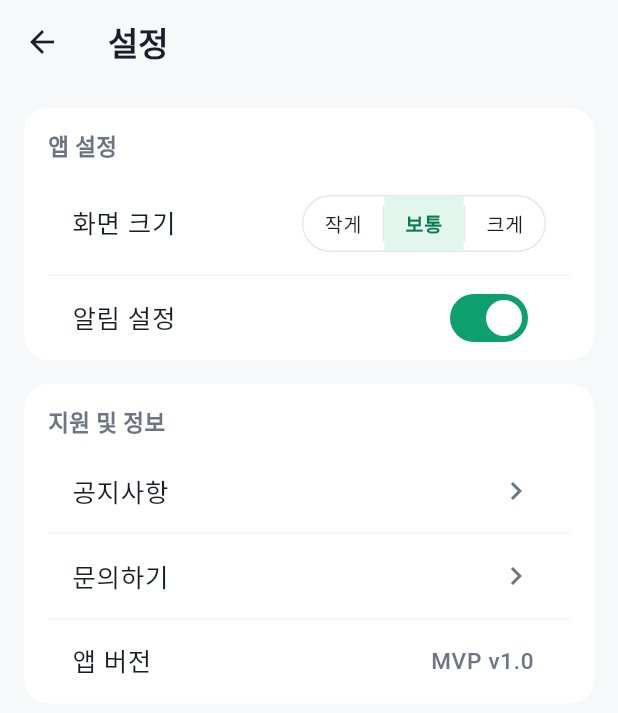
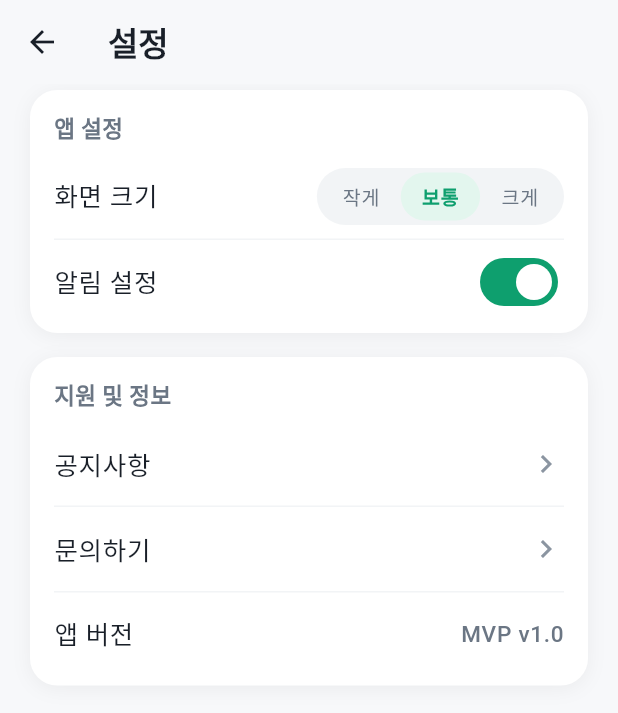
Before and after one commit to munho-kang/fall-detection, a Flutter app: the SettingsScreen screen opened directly, on a phone screen of 412 x 824 dp. Shown: the top 713 px of the screen. Run offline on Flutter 3.47's test engine with Material 3 defaults, Android fonts, the phone set to English and light mode, and no system bars; our stand-ins replace flutter_local_notifications, shared_preferences; accounts and stored records are empty; Roboto replaces fonts that are missing (Pretendard).

Commit message:
feat: 프로필·설정을 흰 카드 묶음·초록 세그먼트·경고 배너로
Co-Authored-By: Claude Fable 5 <noreply@anthropic.com>
Claude-Session: https://claude.ai/code/session_013iyQUwcvBYESCEApFPvZjQ

```diff
--- a/app/lib/screens/settings.dart
+++ b/app/lib/screens/settings.dart
@@ -4,6 +4,7 @@ import 'package:flutter/material.dart';
 
 import '../app_theme.dart';
 import '../local_store.dart';
+import '../widgets.dart';
 
 class SettingsScreen extends StatefulWidget {
   const SettingsScreen({super.key});
@@ -55,77 +56,56 @@ class _SettingsScreenState extends State<SettingsScreen> {
           icon: const Icon(Icons.arrow_back),
           onPressed: () => Navigator.of(context).maybePop(),
         ),
-        title: const Text('설정', style: TextStyle(fontSize: 22, fontWeight: FontWeight.w700)),
+        title: const Text('설정'),
       ),
       body: _loading
           ? const Center(child: CircularProgressIndicator())
           : ListView(
-              padding: const EdgeInsets.all(16),
+              padding: const EdgeInsets.fromLTRB(20, 4, 20, 24),
               children: [
                 _sectionCard(
                   heading: '앱 설정',
                   children: [
                     ListTile(
-                      title: const Text('화면 크기', style: TextStyle(fontSize: 17, fontWeight: FontWeight.w400)),
+                      contentPadding: EdgeInsets.zero,
+                      title: const Text('화면 크기', style: TextStyle(fontSize: 17)),
                       trailing: _textScaleSeg(),
-                      contentPadding: const EdgeInsets.symmetric(horizontal: 16, vertical: 6),
                     ),
-                    Divider(height: 1, color: Theme.of(context).colorScheme.outlineVariant),
+                    const Divider(),
                     SwitchListTile(
+                      contentPadding: EdgeInsets.zero,
                       value: _notificationsOn,
                       onChanged: _setNotificationsOn,
-                      title: const Text('알림 설정', style: TextStyle(fontSize: 17, fontWeight: FontWeight.w400)),
+                      title: const Text('알림 설정', style: TextStyle(fontSize: 17)),
                     ),
                   ],
                 ),
                 if (_showNotifWarning) ...[
                   const SizedBox(height: 16),
-                  Container(
-                    padding: const EdgeInsets.symmetric(horizontal: 12, vertical: 12),
-                    decoration: BoxDecoration(
-                      color: Theme.of(context).colorScheme.errorContainer,
-                      borderRadius: BorderRadius.circular(8),
-                    ),
-                    child: Row(
-                      children: [
-                        Icon(Icons.warning_amber, size: 18, color: Theme.of(context).colorScheme.onErrorContainer),
-                        const SizedBox(width: 8),
-                        Expanded(
-                          child: Text(
-                            '알림을 끄면 낙상 알림이 더이상 가지 않습니다.',
-                            style: TextStyle(
-                              fontSize: 12 * (_textScale.factor),
-                              color: Theme.of(context).colorScheme.onErrorContainer,
-                              letterSpacing: -0.01,
-                            ),
-                          ),
-                        ),
-                      ],
-                    ),
-                  ),
+                  const NoticeBanner(text: '알림을 끄면 낙상 알림이 더이상 가지 않습니다.'),
                 ],
                 const SizedBox(height: 16),
                 _sectionCard(
                   heading: '지원 및 정보',
                   children: [
                     ListTile(
-                      title: const Text('공지사항', style: TextStyle(fontSize: 17, fontWeight: FontWeight.w400)),
-                      trailing: Icon(Icons.chevron_right, color: Theme.of(context).colorScheme.onSurfaceVariant),
+                      contentPadding: EdgeInsets.zero,
+                      title: const Text('공지사항', style: TextStyle(fontSize: 17)),
+                      trailing: const Icon(Icons.chevron_right, color: AppColors.textMuted),
                       onTap: () => _snack('준비 중입니다'),
                     ),
-                    Divider(height: 1, color: Theme.of(context).colorScheme.outlineVariant),
+                    const Divider(),
                     ListTile(
-                      title: const Text('문의하기', style: TextStyle(fontSize: 17, fontWeight: FontWeight.w400)),
-                      trailing: Icon(Icons.chevron_right, color: Theme.of(context).colorScheme.onSurfaceVariant),
+                      contentPadding: EdgeInsets.zero,
+                      title: const Text('문의하기', style: TextStyle(fontSize: 17)),
+                      trailing: const Icon(Icons.chevron_right, color: AppColors.textMuted),
                       onTap: () => _snack('준비 중입니다'),
                     ),
-                    Divider(height: 1, color: Theme.of(context).colorScheme.outlineVariant),
-                    ListTile(
-                      title: const Text('앱 버전', style: TextStyle(fontSize: 17, fontWeight: FontWeight.w400)),
-                      trailing: Text(
-                        'MVP v1.0',
-                        style: TextStyle(fontSize: 15, color: Theme.of(context).colorScheme.onSurfaceVariant),
-                      ),
+                    const Divider(),
+                    const ListTile(
+                      contentPadding: EdgeInsets.zero,
+                      title: Text('앱 버전', style: TextStyle(fontSize: 17)),
+                      trailing: Text('MVP v1.0', style: TextStyle(fontSize: 15, color: AppColors.textSub)),
                     ),
                   ],
                 ),
@@ -134,77 +114,52 @@ class _SettingsScreenState extends State<SettingsScreen> {
     );
   }
 
+  // 작게 · 보통 · 크게 — 연회색 알약 안에서 선택 칸만 초록 틴트
   Widget _textScaleSeg() {
     return Container(
-      decoration: BoxDecoration(
-        border: Border.all(color: Theme.of(context).colorScheme.outline),
-        borderRadius: BorderRadius.circular(20),
-      ),
+      padding: const EdgeInsets.all(3),
+      decoration: BoxDecoration(color: AppColors.hairline, borderRadius: BorderRadius.circular(999)),
       child: Row(
         mainAxisSize: MainAxisSize.min,
         children: [
-          for (int i = 0; i < TextScale.values.length; i++) ...[
+          for (final s in TextScale.values)
             InkWell(
-              onTap: () => _setTextScale(TextScale.values[i]),
+              onTap: () => _setTextScale(s),
+              borderRadius: BorderRadius.circular(999),
               child: Container(
+                height: 32,
                 padding: const EdgeInsets.symmetric(horizontal: 14),
-                height: 36,
                 alignment: Alignment.center,
-                decoration: _textScale == TextScale.values[i]
-                    ? BoxDecoration(
-                        color: Theme.of(context).colorScheme.primaryContainer,
-                        borderRadius: BorderRadius.horizontal(
-                          left: i == 0 ? const Radius.circular(20) : Radius.zero,
-                          right: i == TextScale.values.length - 1 ? const Radius.circular(20) : Radius.zero,
-                        ),
-                      )
+                decoration: _textScale == s
+                    ? BoxDecoration(color: AppColors.primaryTint, borderRadius: BorderRadius.circular(999))
                     : null,
                 child: Text(
-                  TextScale.values[i].label,
+                  s.label,
                   style: TextStyle(
                     fontSize: 13,
-                    color: _textScale == TextScale.values[i]
-                        ? Theme.of(context).colorScheme.onPrimaryContainer
-                        : Theme.of(context).colorScheme.onSurface,
-                    fontWeight: _textScale == TextScale.values[i] ? FontWeight.w600 : FontWeight.w400,
+                    fontWeight: _textScale == s ? FontWeight.w700 : FontWeight.w400,
+                    color: _textScale == s ? AppColors.primary : AppColors.textSub,
                   ),
                 ),
               ),
             ),
-            if (i < TextScale.values.length - 1)
-              SizedBox(width: 1, child: SizedBox(height: 24, child: VerticalDivider(color: Theme.of(context).colorScheme.outline))),
-          ],
         ],
       ),
     );
   }
 
   Widget _sectionCard({required String heading, required List<Widget> children}) {
-    // ListTile·SwitchListTile은 가장 가까운 Material에 그린다 — 색 있는 Container로 감싸면
-    // 디버그 검증이 예외를 던지므로 알림 목록 카드처럼 Material을 쓴다.
-    return Material(
-      color: Theme.of(context).colorScheme.surfaceContainer,
-      borderRadius: BorderRadius.circular(16),
-      clipBehavior: Clip.antiAlias,
-      child: Padding(
-        padding: const EdgeInsets.symmetric(horizontal: 16),
+    return AppCard(
+      padding: const EdgeInsets.fromLTRB(16, 14, 16, 6),
       child: Column(
         crossAxisAlignment: CrossAxisAlignment.start,
         children: [
           Padding(
-              padding: const EdgeInsets.only(top: 14, bottom: 6),
-              child: Text(
-                heading,
-                style: TextStyle(
-                  fontSize: 15,
-                  fontWeight: FontWeight.w700,
-                  color: Theme.of(context).colorScheme.onSurfaceVariant,
-                ),
-              ),
+            padding: const EdgeInsets.only(bottom: 6),
+            child: Text(heading, style: const TextStyle(fontSize: 15, fontWeight: FontWeight.w700, color: AppColors.textSub)),
           ),
           ...children,
         ],
-        ),
       ),
     );
   }
```
Also changed, not shown: app/lib/screens/profile.dart (+27 -69 lines). Lines whose indentation alone changed are shown as unchanged.
